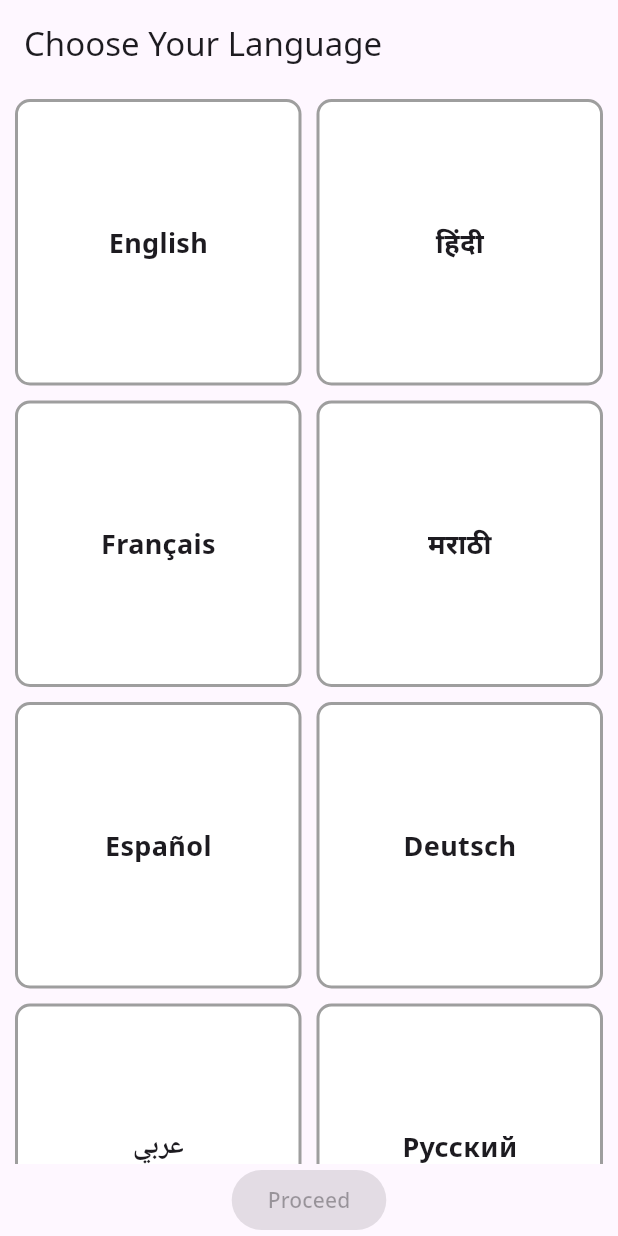
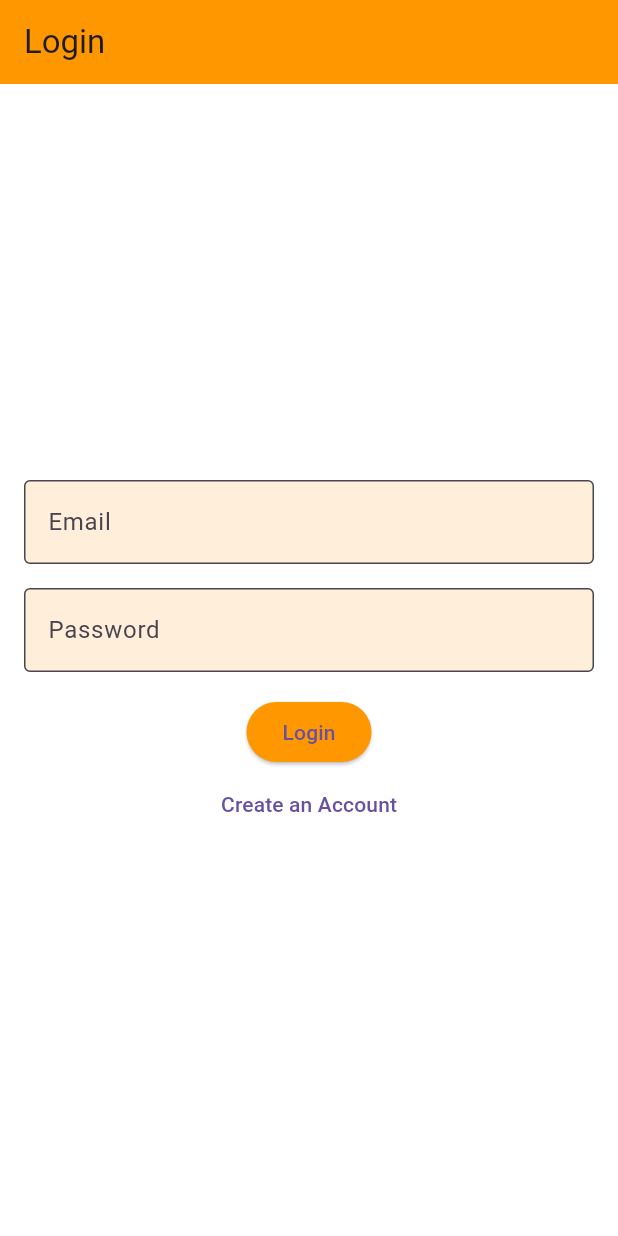
Before and after one commit to dakshgopani/code_copters, a Flutter app: the screen it shows after launch, on a phone screen of 412 x 824 dp. Run offline on Flutter 3.47's test engine with Material 3 defaults, Android fonts, the phone set to English and light mode, and no system bars; our stand-ins replace animated_notch_bottom_bar, google_fonts, modal_bottom_sheet, qr_flutter, syncfusion_flutter_datepicker; missing offline and left inert: mobile_scanner.

Commit message:
no changes just for merging

```diff
--- /dev/null
+++ b/lib/auth_screen.dart
@@ -0,0 +1,114 @@
+import 'package:flutter/material.dart';
+import 'package:http/http.dart' as http;
+import 'dart:convert';
+import 'custom_navigation_bar.dart';
+
+class AuthScreen extends StatefulWidget {
+  @override
+  _AuthScreenState createState() => _AuthScreenState();
+}
+
+class _AuthScreenState extends State<AuthScreen> {
+  final TextEditingController _emailController = TextEditingController();
+  final TextEditingController _passwordController = TextEditingController();
+  bool isLogin = true; // Toggle for login/signup
+  String? _errorMessage; // Variable to hold error message
+
+  Future<void> _authenticate() async {
+    final url = isLogin
+        ? 'https://hackathon-project-04tx.onrender.com/login'
+        : 'https://hackathon-project-04tx.onrender.com/signup';
+
+    final response = await http.post(
+      Uri.parse(url),
+      headers: {'Content-Type': 'application/json'},
+      body: json.encode({
+        'email': _emailController.text,
+        'password': _passwordController.text,
+      }),
+    );
+
+    if (response.statusCode == 200) {
+      // Authentication successful
+      Navigator.pushReplacement(
+        context,
+        MaterialPageRoute(
+          builder: (context) => CustomNavigationBar(),
+        ),
+      );
+    } else {
+      // Handle errors
+      final errorData = json.decode(response.body);
+      setState(() {
+        _errorMessage = errorData['message']; // Save error message to state
+      });
+    }
+  }
+
+  @override
+  Widget build(BuildContext context) {
+    return Scaffold(
+      backgroundColor: Colors.white,
+      appBar: AppBar(
+        title: Text(isLogin ? 'Login' : 'Sign Up'),
+        backgroundColor: Colors.orange,
+      ),
+      body: Padding(
+        padding: const EdgeInsets.all(16.0),
+        child: Column(
+          mainAxisAlignment: MainAxisAlignment.center,
+          children: [
+            // Email input field
+            TextField(
+              controller: _emailController,
+              decoration: InputDecoration(
+                labelText: 'Email',
+                filled: true,
+                fillColor: Colors.orangeAccent.withOpacity(0.2), // Lighten fill color
+                border: OutlineInputBorder(),
+              ),
+            ),
+            SizedBox(height: 16),
+            // Password input field
+            TextField(
+              controller: _passwordController,
+              obscureText: true,
+              decoration: InputDecoration(
+                labelText: 'Password',
+                filled: true,
+                fillColor: Colors.orangeAccent.withOpacity(0.2), // Lighten fill color
+                border: OutlineInputBorder(),
+              ),
+            ),
+            SizedBox(height: 16),
+            // Error message display
+            if (_errorMessage != null)
+              Padding(
+                padding: const EdgeInsets.only(bottom: 16.0),
+                child: Text(
+                  _errorMessage!,
+                  style: TextStyle(color: Colors.red),
+                ),
+              ),
+            // Authentication button
+            ElevatedButton(
+              onPressed: _authenticate,
+              style: ElevatedButton.styleFrom(backgroundColor: Colors.orange),
+              child: Text(isLogin ? 'Login' : 'Sign Up'),
+            ),
+            // Toggle between login and signup
+            TextButton(
+              onPressed: () {
+                setState(() {
+                  isLogin = !isLogin; // Toggle between login and signup
+                  _errorMessage = null; // Clear error message on toggle
+                });
+              },
+              child: Text(isLogin ? 'Create an Account' : 'Already have an Account?'),
+            ),
+          ],
+        ),
+      ),
+    );
+  }
+}
--- a/lib/custom_navigation_bar.dart
+++ b/lib/custom_navigation_bar.dart
@@ -8,6 +8,7 @@ import 'language_state.dart';
 import 'package:provider/provider.dart';
 
 class CustomNavigationBar extends StatefulWidget {
+
   const CustomNavigationBar({Key? key}) : super(key: key);
 
   @override
--- a/lib/main.dart
+++ b/lib/main.dart
@@ -1,14 +1,15 @@
 import 'package:flutter/material.dart';
-import 'package:google_fonts/google_fonts.dart';
-import 'package:provider/provider.dart'; // Import provider
-import 'custom_navigation_bar.dart';
-import 'language_state.dart'; // Import LanguageState
-import 'lang_selection_screen.dart';
+import 'package:provider/provider.dart'; // If you're using Provider
+import 'auth_screen.dart'; // Import your AuthScreen
+import 'language_state.dart'; // Import your LanguageState or other providers
 
 void main() {
   runApp(
-    ChangeNotifierProvider(
-      create: (_) => LanguageState(), // Provide LanguageState globally
+    MultiProvider(
+      providers: [
+        ChangeNotifierProvider(create: (_) => LanguageState()), // Example provider
+        // Add other providers if necessary
+      ],
       child: MyApp(),
     ),
   );
@@ -18,12 +19,11 @@
   @override
   Widget build(BuildContext context) {
     return MaterialApp(
-      title: 'Task Manager App',
+      title: 'Your App Name',
       theme: ThemeData(
-        textTheme: GoogleFonts.notoSansTextTheme(),
-        primarySwatch: Colors.blue,
+        primarySwatch: Colors.orange,
       ),
-      home: LanguageSelectionScreen(), // Start with the language selection screen
+      home: AuthScreen(), // Start with the AuthScreen
     );
   }
 }
```
Also changed, not shown: 4 other files.
